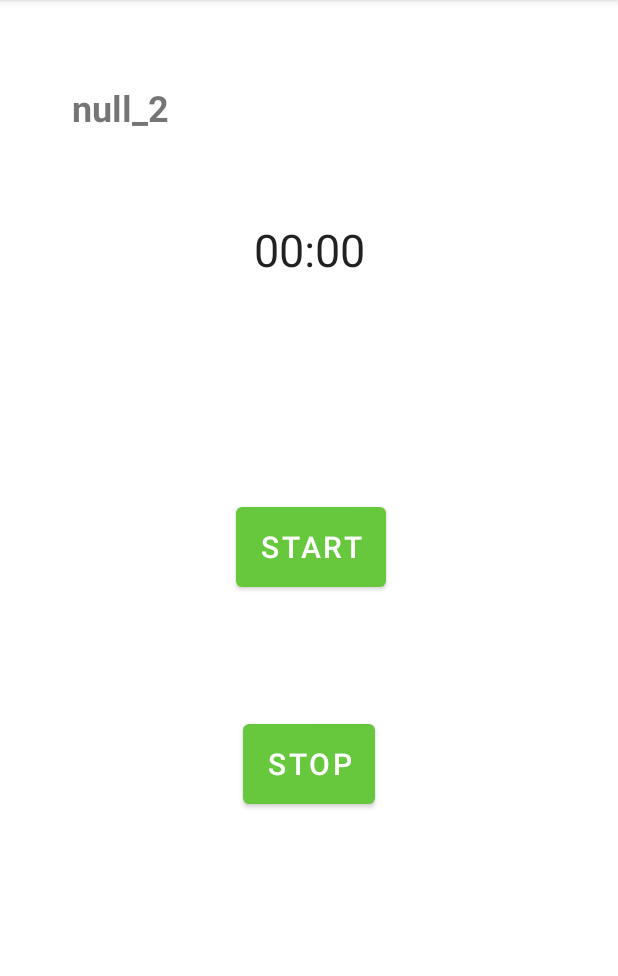
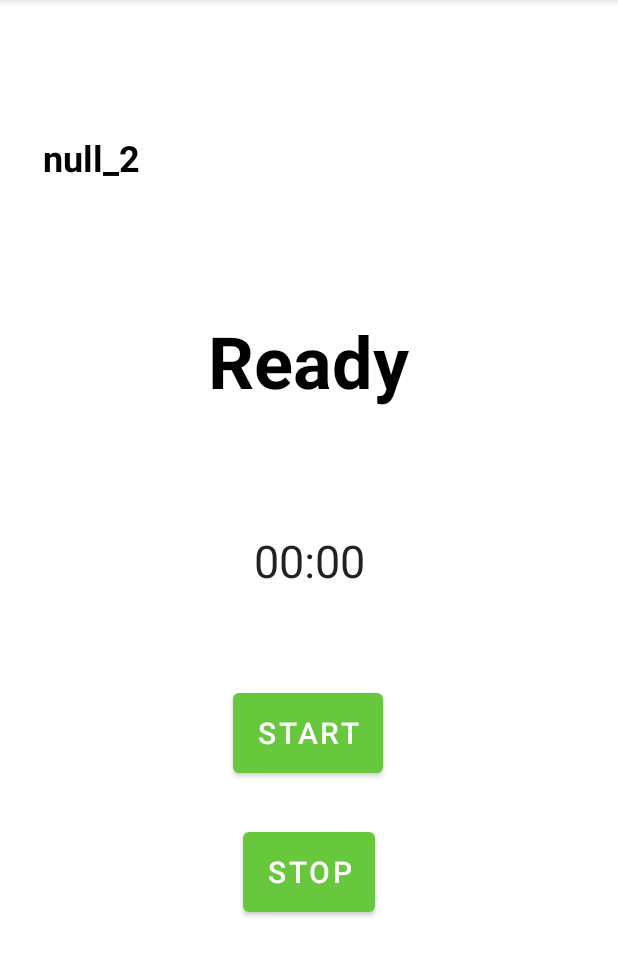
Before and after one commit to CarmeloAparo/TrainingStat, an Android app: the MenuActivity screen opened directly, with no data from a screen before it, after a tap on "NEW INDIVIDUAL SESSION", on a phone screen of 412 x 824 dp, the part 84-1060 px from its top. Run offline under Robolectric (Android 15) with nearby library versions, the phone set to English and light mode, and no system bars; 1 other tap on this screen came first.

Commit message:
[WIP] Session activity structure

```diff
--- a/TrainingStat/app/src/main/java/it/unipi/dii/trainingstat/SessionActivity.java
+++ b/TrainingStat/app/src/main/java/it/unipi/dii/trainingstat/SessionActivity.java
@@ -15,19 +15,28 @@ public class SessionActivity extends AppCompatActivity {
     private Chronometer chronometer;
     private long pauseOffset; // serve per tenere traccia del tempo contato prima di cliccare pausa
     private boolean running;
+    private TextView StatusTV;
 
     @Override
     protected void onCreate(Bundle savedInstanceState) {
         super.onCreate(savedInstanceState);
         setContentView(R.layout.activity_session);
 
-        // recupero session id
+        StatusTV = findViewById(R.id.sessionStatusTV);
+
+        // recupero username e session id
         Intent i = getIntent();
-        String Username = i.getStringExtra("sessionId");
-        TextView UsernameTextView = findViewById(R.id.SessionId);
+        String Username = i.getStringExtra("username");
+        String sessionId = i.getStringExtra("sessionId");
+
+        // inizializzo le textView
+        TextView UsernameTextView = findViewById(R.id.sessionUsernameTV);
+        TextView SessionIdTextView = findViewById(R.id.sessionSessionIdTV);
+
         UsernameTextView.setText(Username);
+        SessionIdTextView.setText(sessionId);
 
-        chronometer = findViewById(R.id.chronometer);
+        chronometer = findViewById(R.id.sessionChronometer);
 
     }
 
@@ -43,6 +52,7 @@ public class SessionActivity extends AppCompatActivity {
 
     private void startButtonClicked(Button startPauseButton) {
 
+        StatusTV.setText("Monitoring");
         startPauseButton.setText(R.string.pause_button_text);
 
         chronometer.setBase(SystemClock.elapsedRealtime() - pauseOffset);
@@ -56,6 +66,7 @@ public class SessionActivity extends AppCompatActivity {
 
     private void pauseButtonClicked(Button startPauseButton){
 
+        StatusTV.setText("Paused");
         startPauseButton.setText(R.string.start_button_text);
 
         chronometer.stop();
@@ -67,6 +78,9 @@ public class SessionActivity extends AppCompatActivity {
 
 
     public void stopButtonClicked(View view) {
+
+        StatusTV.setText("Ready");
+
         // ATTENZIONE QUESTA SAREBBE LA RESET QUINDI VA CAMBIATA
         chronometer.setBase(SystemClock.elapsedRealtime());
         pauseOffset = 0;
@@ -80,4 +94,5 @@ public class SessionActivity extends AppCompatActivity {
 
     }
 
+
 }
--- a/TrainingStat/app/src/main/java/it/unipi/dii/trainingstat/gui/MenuActivity.java
+++ b/TrainingStat/app/src/main/java/it/unipi/dii/trainingstat/gui/MenuActivity.java
@@ -3,6 +3,7 @@ package it.unipi.dii.trainingstat.gui;
 import android.content.Intent;
 import android.os.Bundle;
 import android.view.View;
+import android.widget.EditText;
 import android.widget.TextView;
 import android.widget.Toast;
 
@@ -13,7 +14,7 @@ import it.unipi.dii.trainingstat.SessionActivity;
 
 public class MenuActivity extends AppCompatActivity {
 
-    String Username;
+    private String Username;
 
     @Override
     protected void onCreate(Bundle savedInstanceState) {
@@ -29,7 +30,7 @@ public class MenuActivity extends AppCompatActivity {
 
     }
 
-    public void newCollectiveSessionButtonClicked(View v){
+    public void newCollectiveSessionButtonClicked(View v) {
         Toast.makeText(this, "New collective session", Toast.LENGTH_SHORT).show();
 
         /* TODO: generate una nuova session ID e aggiornare il DB
@@ -37,7 +38,7 @@ public class MenuActivity extends AppCompatActivity {
 
     }
 
-    public void newIndividualSessionButtonClicked(View v){
+    public void newIndividualSessionButtonClicked(View v) {
 
         Intent i = new Intent(this, SessionActivity.class);
         i.putExtra("username", Username);
@@ -48,16 +49,26 @@ public class MenuActivity extends AppCompatActivity {
 
     }
 
-    public void joinCollectiveSessionButtonClicked(View v){
-        Toast.makeText(this, "Join collective session", Toast.LENGTH_SHORT).show();
+    public void joinCollectiveSessionButtonClicked(View v) {
 
+        EditText sessionIdToJoinET = findViewById(R.id.menuInsertSessionIdET);
+        String sessionIdToJoin = sessionIdToJoinET.getText().toString();
 
-        /* TODO: controllare che sia stato inserito qualcosa nell'edit text
+        // Don't even bother the DB with an empty session id
+        if (sessionIdToJoin.equals("")) {
+
+            Toast.makeText(this, "A session id must be provided", Toast.LENGTH_SHORT).show();
+
+        } else {
+
+            /* TODO:
              *   controllare che la sessione esista e che abbia status "started"
              *   in caso di errore mostrare un toast informativo
              *   altrimenti avviare la prossima attività
              */
 
+            Toast.makeText(this, "A session id has been provided", Toast.LENGTH_SHORT).show();
+        }
     }
 
 
--- a/TrainingStat/app/src/main/res/layout/activity_main.xml
+++ b/TrainingStat/app/src/main/res/layout/activity_main.xml
@@ -27,7 +27,7 @@
         android:layout_marginTop="24dp"
         android:text="@string/insert_username_message"
         android:textColor="#000000"
-        android:textSize="34sp"
+        android:textSize="24sp"
         android:textStyle="bold"
         app:layout_constraintBottom_toTopOf="@+id/mainUsernameET"
         app:layout_constraintEnd_toEndOf="parent"
--- a/TrainingStat/app/src/main/res/layout/activity_menu.xml
+++ b/TrainingStat/app/src/main/res/layout/activity_menu.xml
@@ -13,11 +13,12 @@
         android:textColor="#000000"
         android:textSize="24sp"
         android:textStyle="bold"
-        app:layout_constraintBottom_toTopOf="@+id/menuNewCollectiveButton"
+        app:layout_constraintBottom_toBottomOf="parent"
         app:layout_constraintEnd_toEndOf="parent"
-        app:layout_constraintHorizontal_bias="0.087"
+        app:layout_constraintHorizontal_bias="0.082"
         app:layout_constraintStart_toStartOf="parent"
-        app:layout_constraintTop_toTopOf="parent" />
+        app:layout_constraintTop_toTopOf="parent"
+        app:layout_constraintVertical_bias="0.035" />
 
     <Button
         android:id="@+id/menuNewCollectiveButton"
--- a/TrainingStat/app/src/main/res/layout/activity_session.xml
+++ b/TrainingStat/app/src/main/res/layout/activity_session.xml
@@ -6,46 +6,75 @@
     android:layout_height="match_parent"
     tools:context=".SessionActivity">
 
+
     <TextView
-        android:id="@+id/SessionId"
+        android:id="@+id/sessionUsernameTV"
         android:layout_width="wrap_content"
         android:layout_height="wrap_content"
+        android:textColor="#000000"
         android:textSize="24sp"
         android:textStyle="bold"
         app:layout_constraintBottom_toBottomOf="parent"
         app:layout_constraintEnd_toEndOf="parent"
-        app:layout_constraintHorizontal_bias="0.138"
+        app:layout_constraintHorizontal_bias="0.082"
         app:layout_constraintStart_toStartOf="parent"
         app:layout_constraintTop_toTopOf="parent"
-        app:layout_constraintVertical_bias="0.075" />
+        app:layout_constraintVertical_bias="0.035" />
 
+    <TextView
+        android:id="@+id/sessionSessionIdTV"
+        android:layout_width="wrap_content"
+        android:layout_height="wrap_content"
+        android:textColor="#000000"
+        android:textSize="24sp"
+        android:textStyle="bold"
+        app:layout_constraintBottom_toBottomOf="parent"
+        app:layout_constraintEnd_toEndOf="parent"
+        app:layout_constraintHorizontal_bias="0.082"
+        app:layout_constraintStart_toStartOf="parent"
+        app:layout_constraintTop_toTopOf="parent"
+        app:layout_constraintVertical_bias="0.121" />
+
+    <TextView
+        android:id="@+id/sessionStatusTV"
+        android:layout_width="wrap_content"
+        android:layout_height="wrap_content"
+        android:layout_marginTop="208dp"
+        android:text="@string/status_text_view_default"
+        android:textColor="#000000"
+        android:textSize="48sp"
+        android:textStyle="bold"
+        app:layout_constraintEnd_toEndOf="parent"
+        app:layout_constraintHorizontal_bias="0.498"
+        app:layout_constraintStart_toStartOf="parent"
+        app:layout_constraintTop_toTopOf="parent" />
 
     <Chronometer
-        android:id="@+id/chronometer"
+        android:id="@+id/sessionChronometer"
         android:layout_width="wrap_content"
         android:layout_height="wrap_content"
         android:textSize="30sp"
-        app:layout_constraintBottom_toTopOf="@+id/StartButton"
+        app:layout_constraintBottom_toTopOf="@+id/sessionStartButton"
         app:layout_constraintEnd_toEndOf="parent"
-        app:layout_constraintHorizontal_bias="0.5"
+        app:layout_constraintStart_toStartOf="parent"
+        app:layout_constraintTop_toBottomOf="@+id/sessionStatusTV"
+        app:layout_constraintVertical_bias="0.567" />
+
+    <Button
+        android:id="@+id/sessionStartButton"
+        android:layout_width="wrap_content"
+        android:layout_height="65dp"
+        android:layout_marginTop="456dp"
+        android:onClick="startPauseButtonClicked"
+        android:text="@string/start_button_text"
+        android:textSize="20sp"
+        app:layout_constraintEnd_toEndOf="parent"
+        app:layout_constraintHorizontal_bias="0.498"
         app:layout_constraintStart_toStartOf="parent"
         app:layout_constraintTop_toTopOf="parent" />
 
     <Button
-        android:id="@+id/StartButton"
-        android:layout_width="wrap_content"
-        android:layout_height="65dp"
-        android:layout_marginTop="332dp"
-        android:onClick="startPauseButtonClicked"
-        android:text="@string/start_button_text"
-        android:textSize="20sp"
-        app:layout_constraintEnd_toEndOf="parent"
-        app:layout_constraintHorizontal_bias="0.504"
-        app:layout_constraintStart_toStartOf="parent"
-        app:layout_constraintTop_toTopOf="parent" />
-
-    <Button
-        android:id="@+id/StopButton"
+        android:id="@+id/sessionStopButton"
         android:layout_width="wrap_content"
         android:layout_height="65dp"
         android:onClick="stopButtonClicked"
@@ -54,6 +83,7 @@
         app:layout_constraintBottom_toBottomOf="parent"
         app:layout_constraintEnd_toEndOf="parent"
         app:layout_constraintStart_toStartOf="parent"
-        app:layout_constraintTop_toBottomOf="@+id/StartButton"
-        app:layout_constraintVertical_bias="0.26" />
+        app:layout_constraintTop_toBottomOf="@+id/sessionStartButton"
+        app:layout_constraintVertical_bias="0.149" />
+
 </androidx.constraintlayout.widget.ConstraintLayout>
--- a/TrainingStat/app/src/main/res/values/strings.xml
+++ b/TrainingStat/app/src/main/res/values/strings.xml
@@ -2,7 +2,7 @@
     <string name="app_name">Training Stat</string>
     <string name="confirm_button_text">CONFIRM</string>
     <string name="insert_name_placeholder">e.g. John Smith</string>
-    <string name="insert_username_message">INSERT USERNAME</string>
+    <string name="insert_username_message">Please insert your username</string>
     <string name="text_view_last_sessions">Last Sessions</string>
     <string name="new_collective_session_button_text">NEW COLLECTIVE SESSION</string>
     <string name="new_individual_session_button_text">NEW INDIVIDUAL SESSION</string>
@@ -11,5 +11,6 @@
     <string name="stop_button_text">STOP</string>
     <string name="pause_button_text">PAUSE</string>
     <string name="insert_session_id_placeholder">Pippo_2</string>
+    <string name="status_text_view_default">Ready</string>
 
 </resources>
```
Lines whose indentation alone changed are shown as unchanged.
